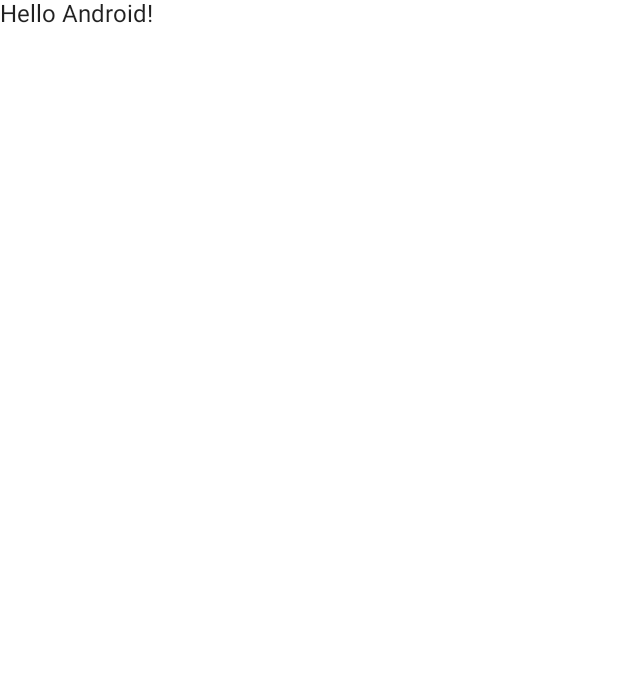
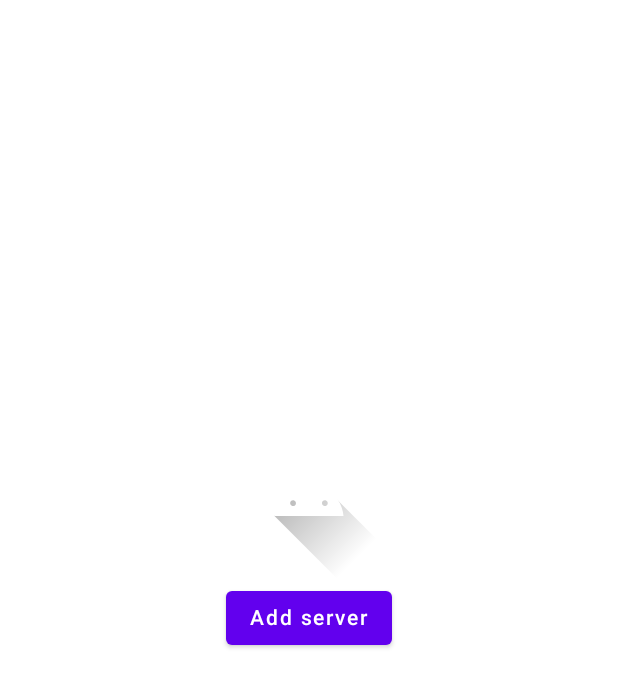
Before and after one commit to juancamilo87/audio-cast, an Android app built with Jetpack Compose: the screen it shows after launch (MainActivity), on a phone screen of 412 x 824 dp. Before the commit the part shown is almost empty. Shown: the top 687 px of the screen. Run offline under Robolectric (Android 15) with nearby library versions, the phone set to English and light mode, and no system bars; our stand-ins replace constraintlayout-compose, livedata-compose.

Commit message:
Add Welcome view
- Add TextInputField to add server ip and port
- Store in Shared preferences ip and port of server
- Add validation of ip and port

Resolves #51

```diff
--- a/audio-cast-android/app/src/main/AndroidManifest.xml
+++ b/audio-cast-android/app/src/main/AndroidManifest.xml
@@ -21,6 +21,9 @@
                 <category android:name="android.intent.category.LAUNCHER" />
             </intent-filter>
         </activity>
+        <activity android:name=".CastActivity"
+            android:exported="false"
+            android:theme="@style/Theme.AudioCast.NoActionBar" />
     </application>
 
 </manifest>
--- a/audio-cast-android/app/src/main/java/com/scythe/audiocast/MainActivity.kt
+++ b/audio-cast-android/app/src/main/java/com/scythe/audiocast/CastActivity.kt
@@ -10,14 +10,15 @@ import androidx.compose.runtime.Composable
 import androidx.compose.ui.tooling.preview.Preview
 import com.scythe.audiocast.ui.theme.AudioCastTheme
 
-class MainActivity : ComponentActivity() {
+class CastActivity : ComponentActivity() {
+
     override fun onCreate(savedInstanceState: Bundle?) {
         super.onCreate(savedInstanceState)
         setContent {
             AudioCastTheme {
                 // A surface container using the 'background' color from the theme
                 Surface(color = MaterialTheme.colors.background) {
-                    Greeting("Android")
+                    CastScreen()
                 }
             }
         }
@@ -25,14 +26,18 @@ class MainActivity : ComponentActivity() {
 }
 
 @Composable
-fun Greeting(name: String) {
-    Text(text = "Hello $name!")
+fun CastScreen() {
+    //TODO: List of chromecasts to cast to
+    Text(text = "Something!")
 }
 
-@Preview(showBackground = true)
+@Preview(
+    showBackground = true
+)
 @Composable
-fun DefaultPreview() {
+fun CastScreenPreview() {
     AudioCastTheme {
-        Greeting("Android")
+        CastScreen()
+
     }
 }
--- /dev/null
+++ b/audio-cast-android/app/src/main/java/com/scythe/audiocast/WelcomeActivity.kt
@@ -0,0 +1,145 @@
+package com.scythe.audiocast
+
+import android.content.Intent
+import android.content.res.Configuration
+import android.os.Bundle
+import androidx.activity.ComponentActivity
+import androidx.activity.compose.setContent
+import androidx.activity.viewModels
+import androidx.compose.animation.AnimatedVisibility
+import androidx.compose.animation.ExperimentalAnimationApi
+import androidx.compose.foundation.Image
+import androidx.compose.foundation.clickable
+import androidx.compose.foundation.layout.*
+import androidx.compose.foundation.text.KeyboardOptions
+import androidx.compose.material.*
+import androidx.compose.runtime.*
+import androidx.compose.runtime.livedata.observeAsState
+import androidx.compose.ui.Alignment
+import androidx.compose.ui.Modifier
+import androidx.compose.ui.focus.FocusRequester
+import androidx.compose.ui.focus.focusRequester
+import androidx.compose.ui.res.painterResource
+import androidx.compose.ui.text.input.KeyboardType
+import androidx.compose.ui.tooling.preview.Preview
+import androidx.compose.ui.unit.dp
+import androidx.constraintlayout.compose.ConstraintLayout
+import com.scythe.audiocast.ui.theme.AudioCastTheme
+
+@ExperimentalAnimationApi
+class MainActivity : ComponentActivity() {
+
+    private val viewModel: WelcomeViewModel by viewModels()
+
+    override fun onCreate(savedInstanceState: Bundle?) {
+        super.onCreate(savedInstanceState)
+        setContent {
+            AudioCastTheme {
+                // A surface container using the 'background' color from the theme
+                Surface(color = MaterialTheme.colors.background) {
+                    WelcomeScreen(viewModel, saveServer = {
+                        viewModel.saveServer()
+                        Intent(this, CastActivity::class.java).run {
+                            startActivity(this)
+                        }
+                    })
+                }
+            }
+        }
+    }
+}
+
+@ExperimentalAnimationApi
+@Composable
+fun WelcomeScreen(viewModel: WelcomeViewModel, saveServer: () -> Unit) {
+    val ipAddress: String by viewModel.serverIpAddress.observeAsState("")
+    val port: String by viewModel.serverPort.observeAsState("")
+    WelcomeContent(ipAddress = ipAddress,
+        port = port,
+        onServerChange = { viewModel.onServerChange(it) },
+        saveServer = saveServer)
+}
+
+@ExperimentalAnimationApi
+@Composable
+fun WelcomeContent(ipAddress: String, port: String, onServerChange: (String) -> Unit, saveServer: () -> Unit) {
+    ConstraintLayout(modifier = Modifier.fillMaxSize()) {
+        var clicked by remember { mutableStateOf(false) }
+        val focusRequester = remember { FocusRequester() }
+
+        val (image, button, textField) = createRefs()
+        val barrier = createTopBarrier(button, textField)
+        Image(
+            painter = painterResource(id = R.drawable.ic_launcher_foreground),
+            contentDescription = "Just a logo",
+            modifier = Modifier.constrainAs(image) {
+                centerHorizontallyTo(parent)
+                bottom.linkTo(barrier)
+            }
+        )
+        AnimatedVisibility(!clicked,
+            modifier = Modifier.constrainAs(button) {
+                centerTo(parent)
+            }) {
+            Button(onClick = { clicked = true }) {
+                Text(text = "Add server")
+            }
+        }
+        AnimatedVisibility(clicked,
+            modifier = Modifier.constrainAs(textField) {
+                centerTo(parent)
+            }) {
+            // var serverDetails by remember { mutableStateOf("") }
+            Column(horizontalAlignment = Alignment.CenterHorizontally) {
+                OutlinedTextField(value = "$ipAddress:$port",
+                    modifier = Modifier
+                        .focusRequester(focusRequester),
+                    onValueChange = onServerChange,
+                    keyboardOptions = KeyboardOptions(
+                        keyboardType = KeyboardType.Number,
+                        autoCorrect = false
+                    ),
+                    label = { Text(text = "Server details") },
+                    placeholder = { Text(text = "ip_address:port") },
+                    trailingIcon = {
+                        Image(
+                            modifier = Modifier.clickable {
+                                clicked = false
+                                onServerChange(":")
+                            },
+                            painter = painterResource(id = android.R.drawable.ic_menu_close_clear_cancel),
+                            contentDescription = "Cancel button"
+                        )
+                    }
+                )
+                Spacer(modifier = Modifier.height(8.dp))
+                Button(onClick = {
+                    saveServer()
+                } ) {
+                    Text(text = "Ok")
+                }
+            }
+            DisposableEffect(this) {
+                focusRequester.requestFocus()
+                onDispose { }
+            }
+        }
+    }
+}
+
+@ExperimentalAnimationApi
+@Preview(
+    name = "Light Mode",
+    showBackground = true
+)
+@Preview(
+    name = "Dark Mode",
+    uiMode = Configuration.UI_MODE_NIGHT_YES,
+    showBackground = true
+)
+@Composable
+fun DefaultPreview() {
+    AudioCastTheme {
+        WelcomeContent("192.168.1.10", "5551", {}, {})
+    }
+}
--- /dev/null
+++ b/audio-cast-android/app/src/main/java/com/scythe/audiocast/WelcomeViewModel.kt
@@ -0,0 +1,52 @@
+package com.scythe.audiocast
+
+import android.app.Application
+import android.content.Context
+import android.net.InetAddresses
+import androidx.lifecycle.AndroidViewModel
+import androidx.lifecycle.LiveData
+import androidx.lifecycle.MutableLiveData
+
+class WelcomeViewModel(application: Application) : AndroidViewModel(application) {
+
+    private companion object {
+        const val PREFERENCES = "PREFERENCES"
+        const val IP_ADDRESS_KEY = "ip_address"
+        const val PORT_KEY = "port"
+    }
+
+    //TODO: Add DI to remove AndroidViewModel and inject shared preferences, or add repository for
+    // this abstracting shared preferences completely
+    private val preferences by lazy {
+        application.getSharedPreferences(PREFERENCES, Context.MODE_PRIVATE)
+    }
+
+    private val _serverIpAddress = MutableLiveData(preferences.getString(IP_ADDRESS_KEY, "") ?: "")
+    val serverIpAddress: LiveData<String> = _serverIpAddress
+
+    private val _serverPort = MutableLiveData(preferences.getInt(PORT_KEY, -1).run {
+        if (this == -1) {
+            ""
+        } else this.toString()
+    })
+    val serverPort: LiveData<String> = _serverPort
+
+    fun onServerChange(newServer: String) {
+        val (ip, port) = newServer.split(":")
+        _serverIpAddress.value = ip
+        _serverPort.value = port
+    }
+
+    fun saveServer() {
+        val ip = serverIpAddress.value ?: ""
+        val port = serverPort.value?.toIntOrNull()
+        if (InetAddresses.isNumericAddress(ip) && port != null && port > 0 && port < 65536) {
+            preferences.edit().run {
+                putString(IP_ADDRESS_KEY, ip)
+                putInt(PORT_KEY, port)
+                apply()
+            }
+
+        }
+    }
+}
```
Also changed, not shown: audio-cast-android/app/build.gradle (+7 -4 lines).
